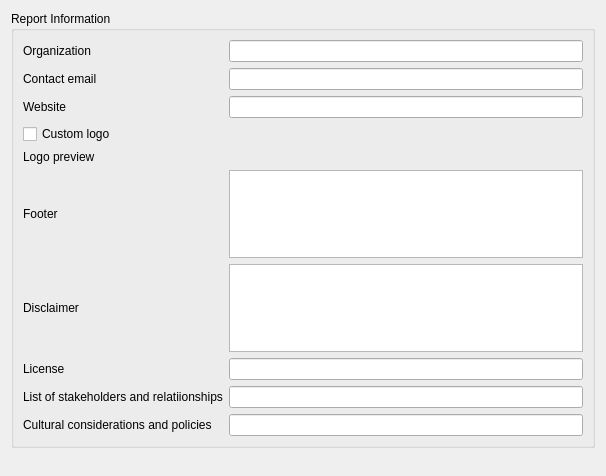
First picture: the form in src/cplus_plugin/ui/report_settings.ui, repository ConservationInternational/cplus-plugin, before the edit.
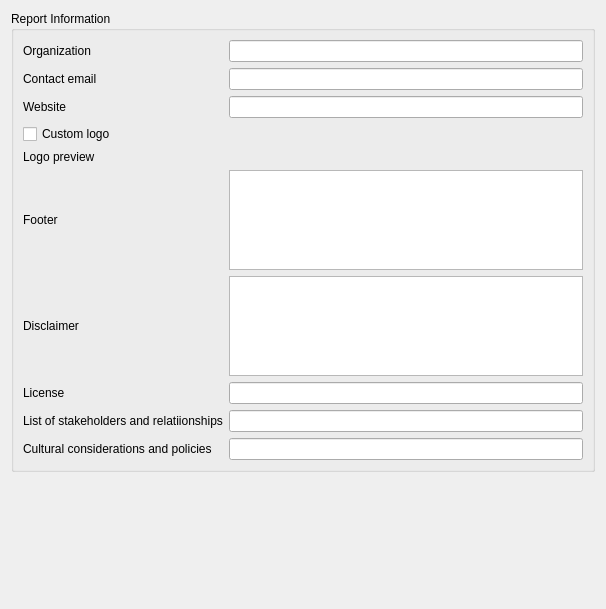
Second picture: the form after the edit. Custom widgets are drawn as their Qt base class.

Commit message: Fix layout in report settings UI.

What changed in the file:
```diff
--- a/src/cplus_plugin/ui/report_settings.ui
+++ b/src/cplus_plugin/ui/report_settings.ui
@@ -7,14 +7,14 @@
     <x>0</x>
     <y>0</y>
     <width>606</width>
-    <height>476</height>
+    <height>609</height>
    </rect>
   </property>
   <property name="windowTitle">
    <string>Form</string>
   </property>
-  <layout class="QGridLayout" name="gridLayout_2">
-   <item row="0" column="0">
+  <layout class="QVBoxLayout" name="layout">
+   <item>
     <widget class="QgsCollapsibleGroupBox" name="gb_reports">
      <property name="title">
       <string>Report Information</string>
@@ -165,7 +165,7 @@
      </layout>
     </widget>
    </item>
-   <item row="1" column="0">
+   <item>
     <spacer name="verticalSpacer">
      <property name="orientation">
       <enum>Qt::Vertical</enum>
```
The commit also changes 3 other files.
